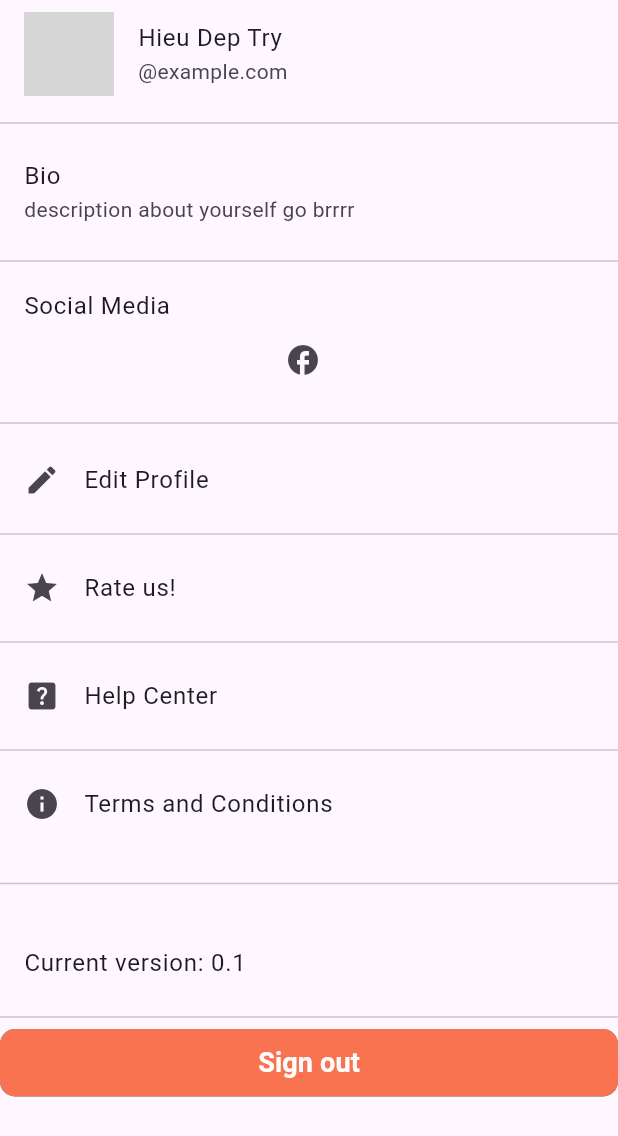
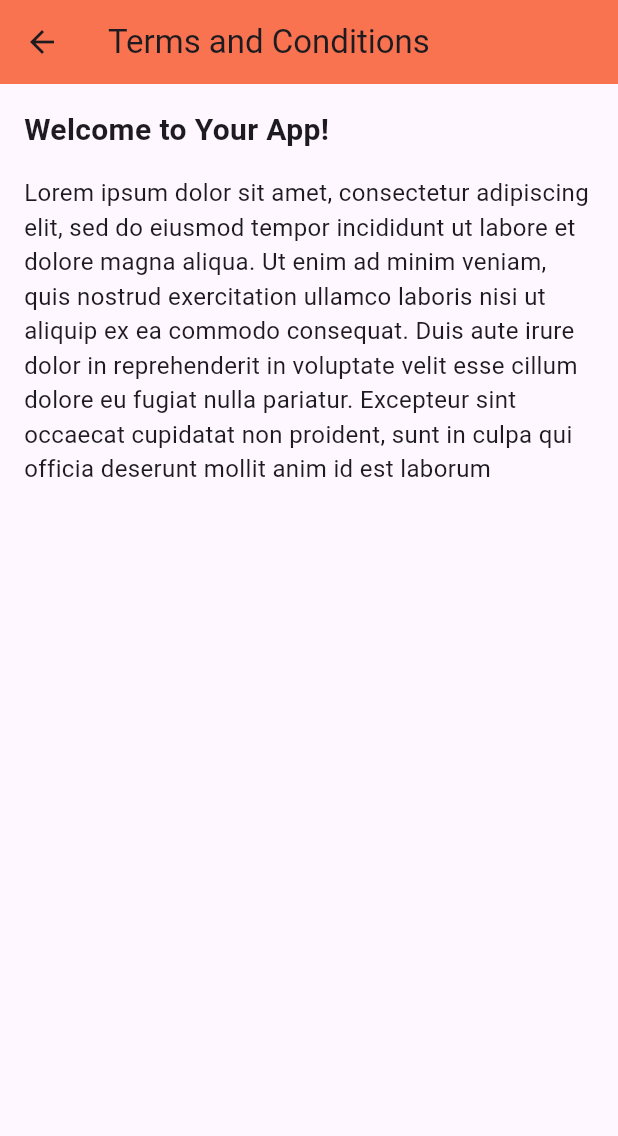
Before and after one commit to PhamH1eu/wikiFoodia, a Flutter app: the SettingPage screen opened directly, after a tap on "Terms and Conditions", on a phone screen of 412 x 824 dp. Shown: the top 1136 px of the screen. Run offline on Flutter 3.47's test engine with Material 3 defaults, Android fonts, the phone set to English and light mode, and no system bars; our stand-ins replace awesome_snackbar_content, firebase_auth, firebase_core, flutter_map, font_awesome_flutter, geolocator and 5 more; missing offline and left inert: tflite_v2; accounts and stored records are empty; network calls fail; grey boxes are pictures that could not be loaded.

Commit message:
add some functions to setting page

```diff
--- a/lib/features/app/presentation/pages/home_page.dart
+++ b/lib/features/app/presentation/pages/home_page.dart
@@ -2,7 +2,7 @@ import 'package:flutter/material.dart';
 import 'package:google_nav_bar/google_nav_bar.dart';
 
 import 'FavoritePage/favorites_page.dart';
-import 'setting_page.dart';
+import 'setting_page/setting_page.dart';
 import 'MainPage/main_page.dart';
 
 class HomePage extends StatefulWidget {
--- a/lib/features/app/presentation/pages/setting_page.dart
+++ b/lib/features/app/presentation/pages/setting_page/setting_page.dart
@@ -1,8 +1,10 @@
 import 'package:flutter/material.dart';
 import 'package:provider/provider.dart';
+import 'package:wikifoodia/features/app/presentation/pages/setting_page/terms_condition_page.dart';
 
-import '../../../user_auth/firebase_auth_implementation/google_auth_services.dart';
-import 'AuthPages/login_page.dart';
+import '../../../../user_auth/firebase_auth_implementation/google_auth_services.dart';
+import '../AuthPages/login_page.dart';
+import 'edit_profile_page.dart';
 
 class SettingPage extends StatefulWidget {
   const SettingPage({Key? key}) : super(key: key);
@@ -11,11 +13,18 @@ class SettingPage extends StatefulWidget {
   State<SettingPage> createState() => _SettingPageState();
 }
 
+void updateProfile(String newfName, String newlName) {
+  _SettingPageState()._fName = newfName;
+  _SettingPageState()._lName = newlName;
+  print(newfName);
+  // Notify listeners about the change
+}
+
 class _SettingPageState extends State<SettingPage> {
-  final String _name = "Hieu Dep Try";
-  final String _email = "@example.com";
-  final String _bio = "description about yourself go brrrr";
-  final String _imageUrl = "https://placehold.it/200x200";
+  String _email = "@example.com";
+  String _imageUrl = "assets/images/avatar.jpg";
+  String _fName = "Thiện";
+  String _lName = "Ma Thanh";
 
   @override
   Widget build(BuildContext context) {
@@ -24,69 +33,64 @@ class _SettingPageState extends State<SettingPage> {
     return Scaffold(
       body: ListView(
         children: [
-          ListTile(
+          GestureDetector(
+            onTap: () {
+              Navigator.push(
+                context,
+                MaterialPageRoute(
+                  builder: (context) => EditProfilePage(
+                    fname: _fName,
+                    lname: _lName,
+                    email: _email,
+                    imageUrl: _imageUrl,
+                  ),
+                ),
+              );
+            },
+            child: Container(
+              child: ListTile(
                 leading: CircleAvatar(
                   radius: 30,
                   backgroundImage: NetworkImage(_imageUrl),
                 ),
-            title: Text(_name),
+                title: Text(_fName + " " + _lName),
                 subtitle: Text(_email),
               ),
-          Divider(
-            height: 20,
-          ),
-          ListTile(
-            title: Text("Bio"),
-            subtitle: Text(_bio),
-          ),
-          Divider(
-            height: 20,
-          ),
-          ListTile(
-            title: Text("Social Media"),
-            subtitle: Row(
-              mainAxisAlignment: MainAxisAlignment.spaceEvenly,
-              children: [
-                IconButton(
-                  icon: Icon(Icons.facebook),
-                  onPressed: () {},
-                ),
-              ],
             ),
           ),
-          Divider(
-            height: 20,
+          GestureDetector(
+            onTap: () {
+              // TODO: Implement action for "Rate us!"
+            },
+            child: ListTile(
+              title: Text("Rate us!"),
+              leading: Icon(Icons.star),
             ),
-          ListTile(
-            title: Text("Edit Profile"),
-            leading: Icon(Icons.edit),
-            onTap: () {
-              // TODO: Implement profile editing
-            },
           ),
           Divider(),
-          ListTile(
-            title: Text("Rate us!"),
-            leading: Icon(Icons.star),
+          GestureDetector(
             onTap: () {
-              // TODO: Implement
+              // TODO: Implement action for "Help Center"
             },
+            child: ListTile(
+              title: Text("Help Center"),
+              leading: Icon(Icons.help_center),
+            ),
           ),
           Divider(),
-          ListTile(
-            title: Text("Help Center"),
-            leading: Icon(Icons.help_center),
+          GestureDetector(
             onTap: () {
-              // TODO: Implement
+              Navigator.push(
+                context,
+                MaterialPageRoute(
+                  builder: (context) => TermsAndConditionsPage()
+                ),
+              );
             },
-          ),
-          Divider(),
-          ListTile(
+            child: ListTile(
               title: Text("Terms and Conditions"),
               leading: Icon(Icons.info),
-            onTap: () {
-              // TODO: Implement
-            },
+            ),
           ),
           Divider(
             height: 50,
@@ -94,7 +98,7 @@ class _SettingPageState extends State<SettingPage> {
           ListTile(
             title: Text("Current version: 0.1"),
             onTap: () {
-
+              // TODO: Implement action for the version
             },
           ),
           Divider(),
--- /dev/null
+++ b/lib/features/app/presentation/pages/setting_page/terms_condition_page.dart
@@ -0,0 +1,35 @@
+import 'package:flutter/material.dart';
+
+class TermsAndConditionsPage extends StatelessWidget {
+  @override
+  Widget build(BuildContext context) {
+    return Scaffold(
+      appBar: AppBar(
+        title: Text('Terms and Conditions'),
+        backgroundColor:Color(0xfff97350),
+      ),
+      body: ListView(
+        padding: EdgeInsets.all(16.0),
+        children: <Widget>[
+          Text(
+            'Welcome to Your App!',
+            style: TextStyle(fontSize: 20.0, fontWeight: FontWeight.bold),
+          ),
+          SizedBox(height: 16.0),
+          Text(
+            'Lorem ipsum dolor sit amet, consectetur adipiscing elit,'
+                ' sed do eiusmod tempor incididunt ut labore et dolore'
+                ' magna aliqua. Ut enim ad minim veniam, quis nostrud'
+                ' exercitation ullamco laboris nisi ut aliquip ex ea'
+                ' commodo consequat. Duis aute irure dolor in reprehenderit'
+                ' in voluptate velit esse cillum dolore eu fugiat nulla'
+                ' pariatur. Excepteur sint occaecat cupidatat non proident,'
+                ' sunt in culpa qui officia deserunt mollit anim id est laborum',
+            style: TextStyle(fontSize: 16.0),
+          ),
+          // Add more terms as needed
+        ],
+      ),
+    );
+  }
+}
```
Also changed, not shown: lib/features/app/presentation/pages/setting_page/edit_profile_page.dart (added, +117 -0 lines). Lines whose indentation alone changed are shown as unchanged.
